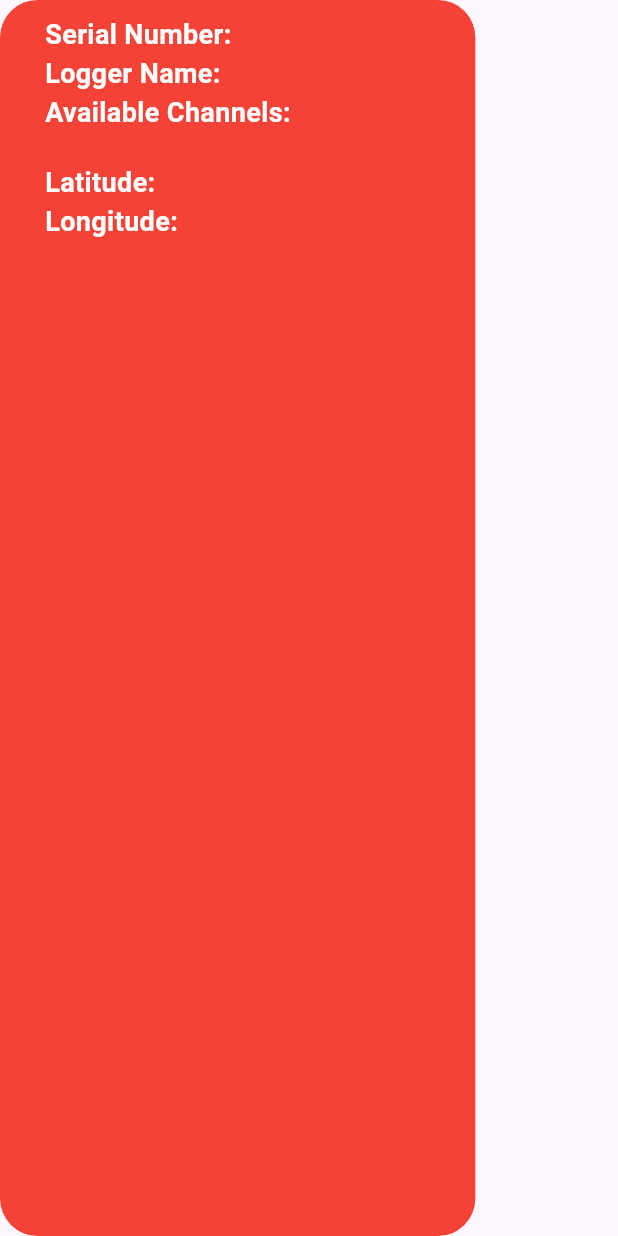
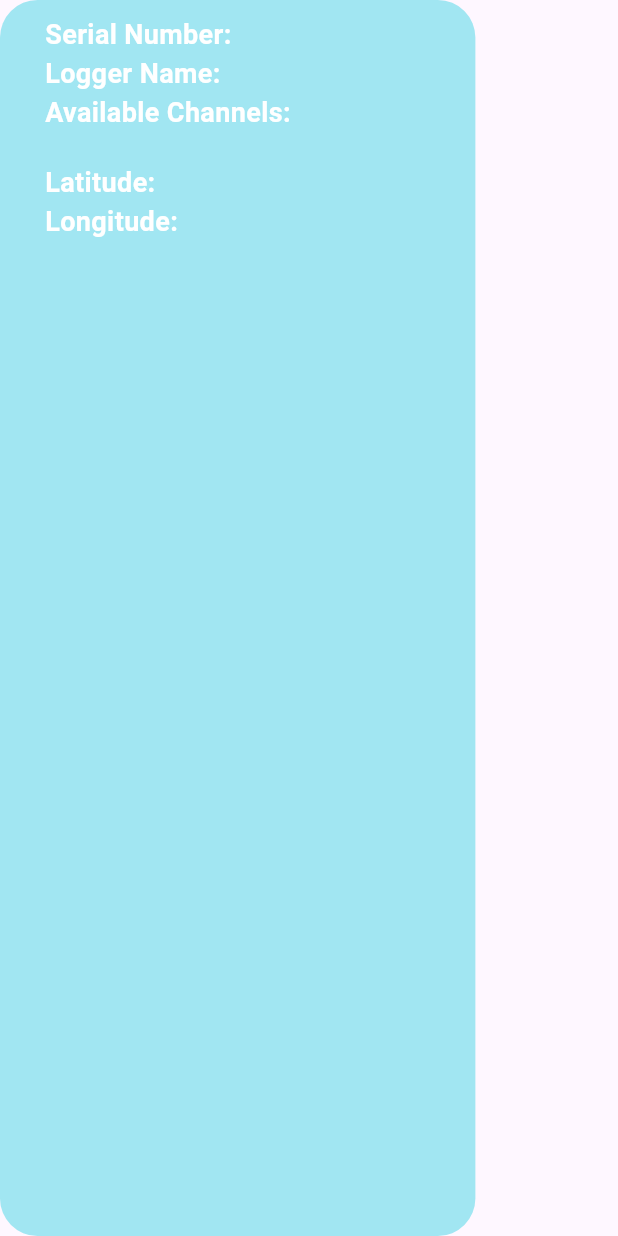
Before and after one commit to AndromedaHelix/OpenXilogGo, a Flutter app: the LoggerCard widget shown alone on an empty page, opened directly with empty values, on a phone screen of 412 x 824 dp. Run offline on Flutter 3.47's test engine with Material 3 defaults, Android fonts, the phone set to English and light mode, and no system bars; our stand-ins replace flutter_dotenv, sliding_up_panel; missing offline and left inert: excel, flutter_date_range_picker; network calls fail; Roboto replaces fonts that are missing (Manrope).

Commit message:
Changed LoggerCard color

```diff
--- a/lib/widgets/logger_card.dart
+++ b/lib/widgets/logger_card.dart
@@ -32,10 +32,16 @@ class LoggerCard extends StatelessWidget {
                   ))),
       child: Container(
         width: MediaQuery.of(context).size.width / 1.3,
-        padding:
-            const EdgeInsets.only(left: 30, right: 30, top: 10, bottom: 10),
+        padding: const EdgeInsets.only(
+          left: 30,
+          right: 30,
+          top: 10,
+          bottom: 10,
+        ),
         decoration: BoxDecoration(
-            borderRadius: BorderRadius.circular(25), color: Colors.red),
+          borderRadius: BorderRadius.circular(25),
+          color: paleteLightBlue.withAlpha(100),
+        ),
         child: Column(
           crossAxisAlignment: CrossAxisAlignment.start,
           children: [
```
